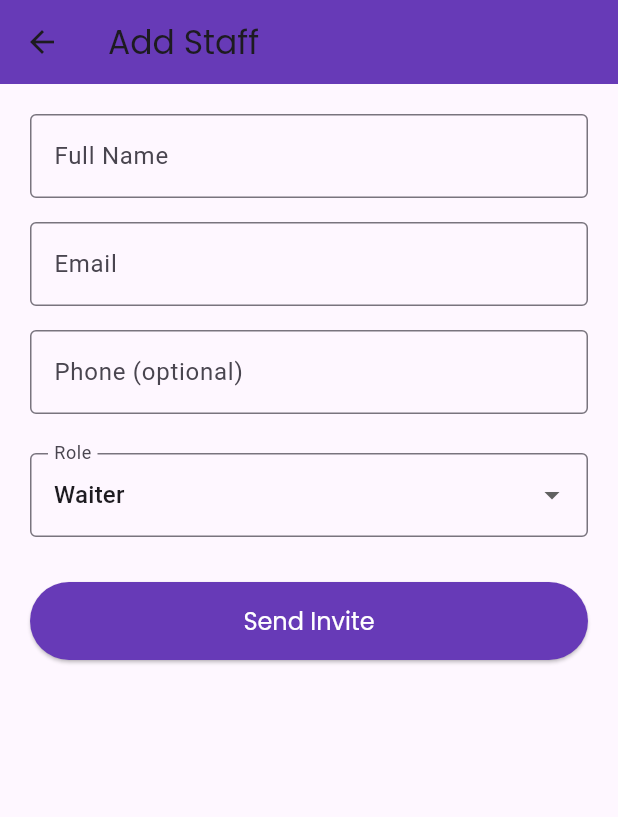
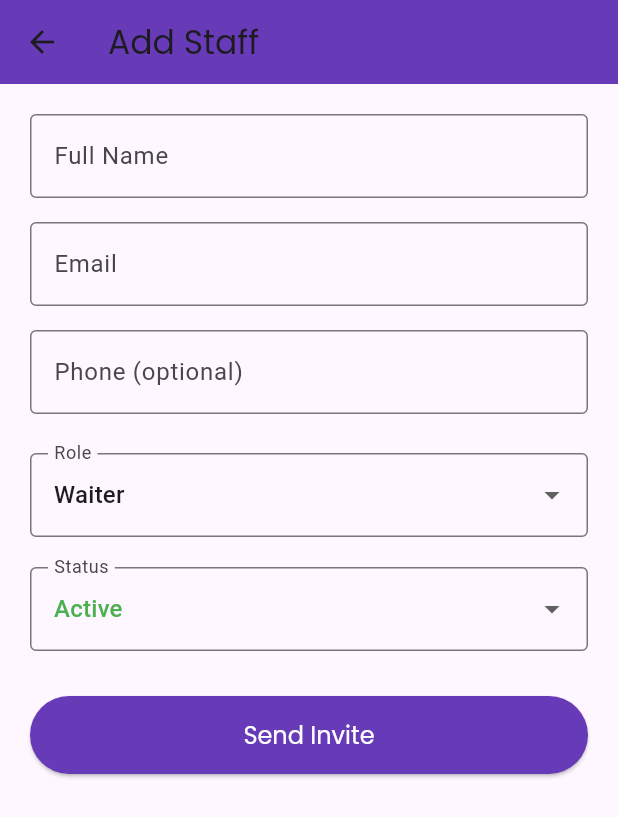
Before and after one commit to Rekhagupta-byte/TableTap, a Flutter app: the AddStaffScreen screen opened directly, on a phone screen of 412 x 824 dp. Shown: the top 817 px of the screen. Run offline on Flutter 3.47's test engine with Material 3 defaults, Android fonts, the phone set to English and light mode, and no system bars; our stand-ins replace app_links, google_fonts, permission_handler, qr_flutter, shared_preferences; missing offline and left inert: image_gallery_saver_plus, mobile_scanner; accounts and stored records are empty.

Commit message:
customer active/inactive

```diff
--- a/tabletap_frontend/lib/screens/owner/manage_staff/add_staff_screen.dart
+++ b/tabletap_frontend/lib/screens/owner/manage_staff/add_staff_screen.dart
@@ -16,6 +16,7 @@ class _AddStaffScreenState extends State<AddStaffScreen> {
   String email = '';
   String role = 'Waiter';
   String phone = '';
+  bool isActive = true; // default Active
 
   bool isSubmitting = false;
 
@@ -34,6 +35,7 @@ class _AddStaffScreenState extends State<AddStaffScreen> {
           "email": email,
           "role": role,
           "phone": phone,
+          "is_activated": isActive ? 1 : 0, // ✅ send status
         }),
       );
 
@@ -94,6 +96,29 @@ class _AddStaffScreenState extends State<AddStaffScreen> {
                 ["Waiter", "Chef", "Manager"],
                 (val) => setState(() => role = val!),
               ),
+              const SizedBox(height: 20),
+              DropdownButtonFormField<int>(
+  value: isActive ? 1 : 0,
+  items: const [
+    DropdownMenuItem(
+      value: 1,
+      child: Text("Active", style: TextStyle(color: Colors.green)),
+    ),
+    DropdownMenuItem(
+      value: 0,
+      child: Text("Inactive", style: TextStyle(color: Colors.red)),
+    ),
+  ],
+  onChanged: (val) {
+    setState(() {
+      isActive = val == 1;
+    });
+  },
+  decoration: const InputDecoration(
+    labelText: "Status",
+    border: OutlineInputBorder(),
+  ),
+),
               const SizedBox(height: 30),
               ElevatedButton(
                 onPressed: isSubmitting ? null : _submitStaff,
@@ -142,7 +167,7 @@ class _AddStaffScreenState extends State<AddStaffScreen> {
   Widget _buildDropdown(
       String label, List<String> options, Function(String?) onChanged) {
     return DropdownButtonFormField<String>(
-      value: role, // updated to use the selected role
+      value: role,
       items: options
           .map((item) => DropdownMenuItem(value: item, child: Text(item)))
           .toList(),
```
Also changed, not shown: tabletap_frontend/lib/screens/auth/login_screen.dart (+15 -13 lines), tabletap_frontend/lib/screens/owner/manage_staff/edit_staff_screen.dart (+33 -0 lines), tabletap_frontend/lib/screens/owner/manage_staff/manage_staff_screen.dart (+48 -22 lines), tabletap_frontend/lib/screens/staff/staff_change_password_screen.dart (+47 -6 lines).
